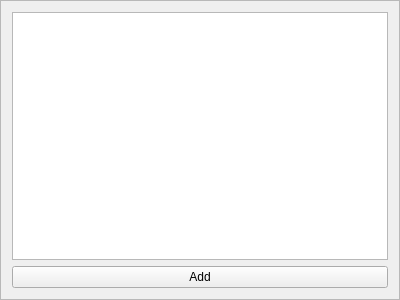
Qt form src/ui/biblepassageframe.ui (metaxy/openBibleViewer) before a commit.
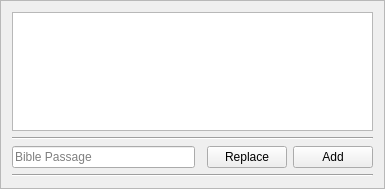
The same form after that commit. Icons and pictures are not drawn.

What changed in the file:
```diff
--- a/src/ui/biblepassageframe.ui
+++ b/src/ui/biblepassageframe.ui
@@ -6,8 +6,8 @@
    <rect>
     <x>0</x>
     <y>0</y>
-    <width>400</width>
-    <height>300</height>
+    <width>385</width>
+    <height>189</height>
    </rect>
   </property>
   <property name="windowTitle">
@@ -19,11 +19,43 @@
   <property name="frameShadow">
    <enum>QFrame::Raised</enum>
   </property>
-  <layout class="QVBoxLayout" name="verticalLayout_2">
+  <layout class="QVBoxLayout" name="verticalLayout">
    <item>
-    <layout class="QVBoxLayout" name="verticalLayout">
+    <widget class="QTreeView" name="treeView">
+     <attribute name="headerVisible">
+      <bool>false</bool>
+     </attribute>
+    </widget>
+   </item>
+   <item>
+    <widget class="Line" name="line_3">
+     <property name="orientation">
+      <enum>Qt::Horizontal</enum>
+     </property>
+    </widget>
+   </item>
+   <item>
+    <layout class="QHBoxLayout" name="horizontalLayout">
      <item>
-      <widget class="QTreeView" name="treeView"/>
+      <widget class="QLineEdit" name="lineEdit">
+       <property name="placeholderText">
+        <string>Bible Passage</string>
+       </property>
+      </widget>
+     </item>
+     <item>
+      <widget class="Line" name="line">
+       <property name="orientation">
+        <enum>Qt::Horizontal</enum>
+       </property>
+      </widget>
+     </item>
+     <item>
+      <widget class="QPushButton" name="pushButton_replace">
+       <property name="text">
+        <string>Replace</string>
+       </property>
+      </widget>
      </item>
      <item>
       <widget class="QPushButton" name="pushButton_add">
@@ -34,6 +66,13 @@
      </item>
     </layout>
    </item>
+   <item>
+    <widget class="Line" name="line_2">
+     <property name="orientation">
+      <enum>Qt::Horizontal</enum>
+     </property>
+    </widget>
+   </item>
   </layout>
  </widget>
  <resources/>
```
Left out of the diff: 8 changed lines with no effect on the pictures.
